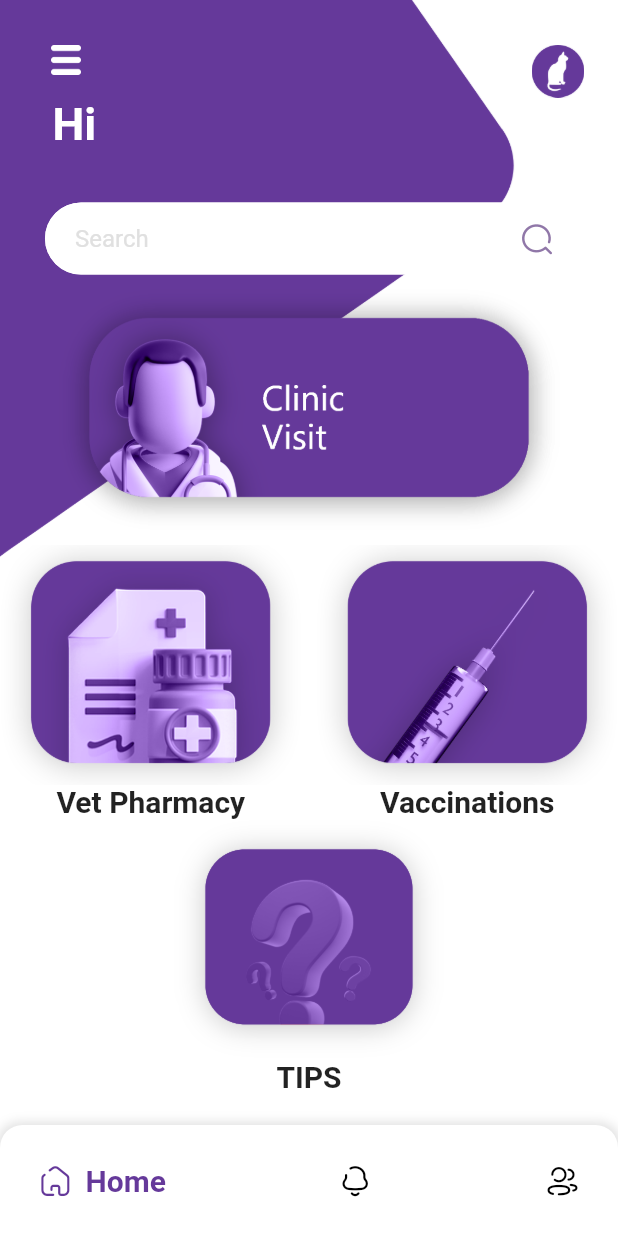
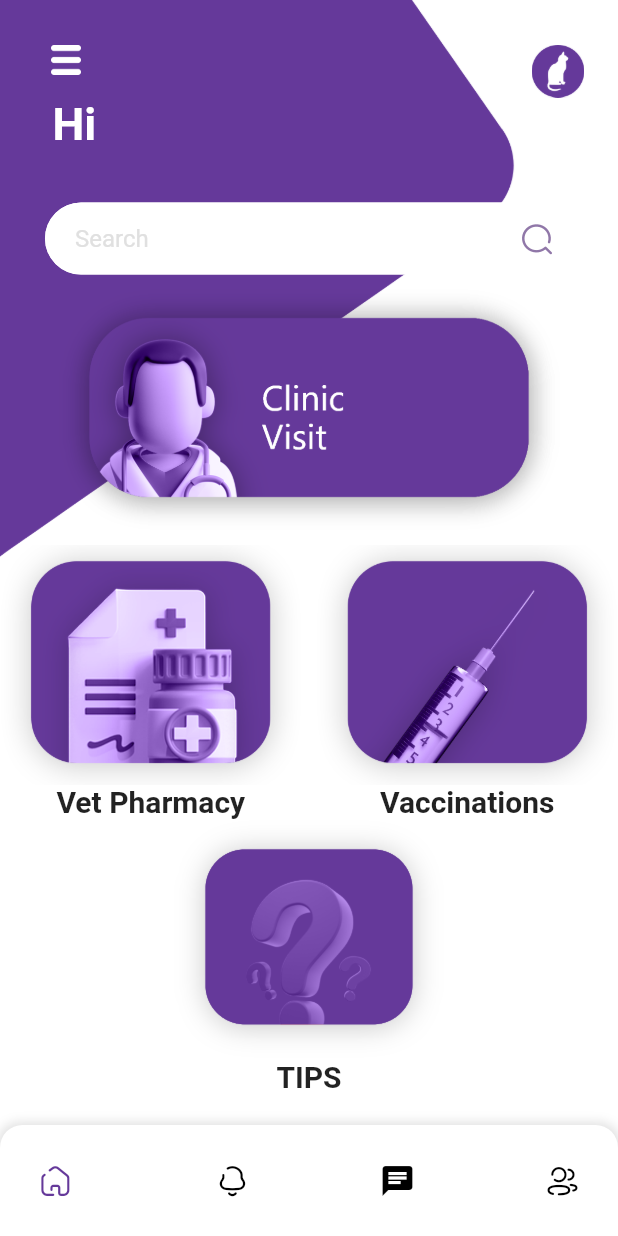
Before and after one commit to AndrewGeorgee/vetma-for-client, a Flutter app: the MainScreen screen opened by its route, on a phone screen of 412 x 824 dp. Run offline on Flutter 3.47's test engine with Material 2 defaults, Android fonts, the phone set to English and light mode, and no system bars; drawn by our look-alikes of google_nav_bar; our stand-ins replace bloc, cached_network_image, cloud_firestore, dartz, dropdown_button2, equatable and 14 more; accounts and stored records are empty.

Commit message:
add ai screen for app

```diff
--- a/lib/presentaion/screens/main/main_screen.dart
+++ b/lib/presentaion/screens/main/main_screen.dart
@@ -3,10 +3,11 @@ import 'package:flutter/material.dart';
 import 'package:google_nav_bar/google_nav_bar.dart';
 import 'package:vetma_final_project/core/resources/colors.dart';
 import 'package:vetma_final_project/core/resources/icon_broken.dart';
+import 'package:vetma_final_project/presentaion/screens/bottom_screen/ai.dart';
 import '../../cubit/user_cubit/user_cubit.dart';
 import '../bottom_screen/home_screen.dart';
 import '../bottom_screen/notification_screen.dart';
-import '../bottom_screen/seting_screen.dart';
+import '../bottom_screen/profile_screen.dart';
 
 class MainScreen extends StatefulWidget {
   const MainScreen({super.key});
@@ -20,13 +21,15 @@ class _MainScreenState extends State<MainScreen> {
   List screenBottomNav = [
     const HomeScreenBottomNav(),
     const NotificationScreenBottomNav(),
-    const SetingScreenNav(),
+    const AIScreen(),
+    const ProfileScreenBottomNav(),
   ];
   void changeScreenBottom(int index) {
     setState(() {
       _currentIndex = index;
       if (index == 1) const NotificationScreenBottomNav();
-      if (index == 2) const SetingScreenNav();
+      if (index == 2) const AIScreen();
+      if (index == 3) const ProfileScreenBottomNav();
     });
   }
 
@@ -78,7 +81,7 @@ class _MainScreenState extends State<MainScreen> {
                         //! Home Screen
                         GButton(
                           icon: IconBroken.Home,
-                          text: 'Home',
+                          text: '',
                           //  textSize: 20,
                           textStyle: TextStyle(
                               fontSize: 20,
@@ -88,7 +91,16 @@ class _MainScreenState extends State<MainScreen> {
                         //!  Notification Screen
                         GButton(
                           icon: IconBroken.Notification,
-                          text: 'Notification',
+                          text: '',
+
+                          textStyle: TextStyle(
+                              fontSize: 20,
+                              color: ColorManager.prymaryColor,
+                              fontWeight: FontWeight.bold),
+                        ),
+                        GButton(
+                          icon: Icons.chat,
+                          text: '',
                           textStyle: TextStyle(
                               fontSize: 20,
                               color: ColorManager.prymaryColor,
@@ -97,7 +109,7 @@ class _MainScreenState extends State<MainScreen> {
                         //! Profile Screen
                         GButton(
                           icon: IconBroken.User,
-                          text: 'Profile',
+                          text: '',
                           textStyle: TextStyle(
                               fontSize: 20,
                               color: ColorManager.prymaryColor,
```
Also changed, not shown: lib/presentaion/cubit/doctor_app_cubit/doctor_cubit.dart (+16 -0 lines), lib/presentaion/screens/bottom_screen/ai.dart (added, +15 -0 lines).
